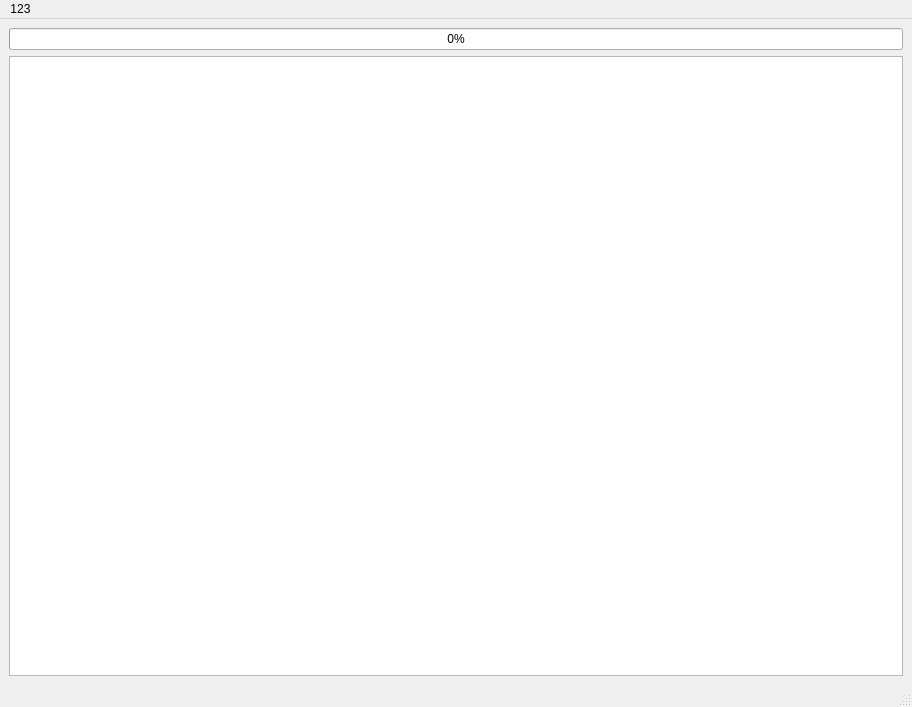
Qt form audiomanager.ui (roman-bezak/VkAudioDownloader-Qt-C-) before a commit.
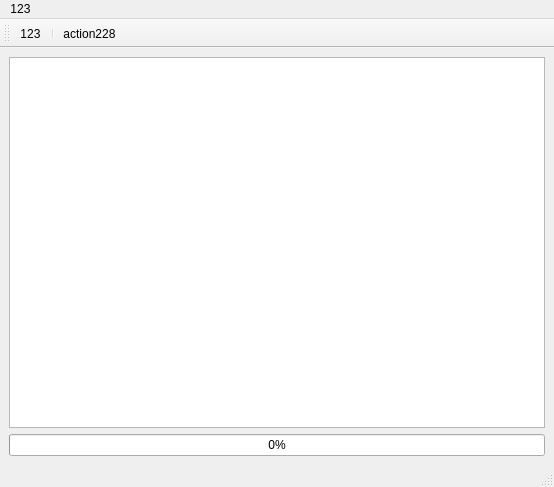
The same form after that commit. Icons and pictures are not drawn.

The edit to the form file:
```diff
--- a/audiomanager.ui
+++ b/audiomanager.ui
@@ -6,8 +6,8 @@
    <rect>
     <x>0</x>
     <y>0</y>
-    <width>912</width>
-    <height>707</height>
+    <width>554</width>
+    <height>487</height>
    </rect>
   </property>
   <property name="windowTitle">
@@ -28,7 +28,7 @@
       </property>
      </widget>
     </item>
-    <item row="0" column="0">
+    <item row="2" column="0">
      <widget class="QProgressBar" name="progressBar">
       <property name="value">
        <number>0</number>
@@ -42,7 +42,7 @@
     <rect>
      <x>0</x>
      <y>0</y>
-     <width>912</width>
+     <width>554</width>
      <height>21</height>
     </rect>
    </property>
@@ -53,7 +53,51 @@
    </widget>
    <addaction name="menu123"/>
   </widget>
+  <widget class="QToolBar" name="toolBar">
+   <property name="windowTitle">
+    <string>toolBar</string>
+   </property>
+   <attribute name="toolBarArea">
+    <enum>TopToolBarArea</enum>
+   </attribute>
+   <attribute name="toolBarBreak">
+    <bool>false</bool>
+   </attribute>
+   <addaction name="action123"/>
+   <addaction name="separator"/>
+   <addaction name="actionAction228"/>
+  </widget>
   <widget class="QStatusBar" name="statusbar"/>
+  <action name="action123">
+   <property name="checkable">
+    <bool>false</bool>
+   </property>
+   <property name="text">
+    <string>123</string>
+   </property>
+  </action>
+  <action name="actionAction228">
+   <property name="icon">
+    <iconset>
+     <normaloff>../../../../../../Users/admin/Desktop/refresh_blue.png</normaloff>../../../../../../Users/admin/Desktop/refresh_blue.png</iconset>
+   </property>
+   <property name="text">
+    <string>action228</string>
+   </property>
+   <property name="toolTip">
+    <string>the new action</string>
+   </property>
+  </action>
+  <action name="action1">
+   <property name="text">
+    <string>1</string>
+   </property>
+  </action>
+  <action name="action2">
+   <property name="text">
+    <string>2</string>
+   </property>
+  </action>
  </widget>
  <resources/>
  <connections/>
```
Left out of the diff: 2 changed lines with no effect on the pictures.
